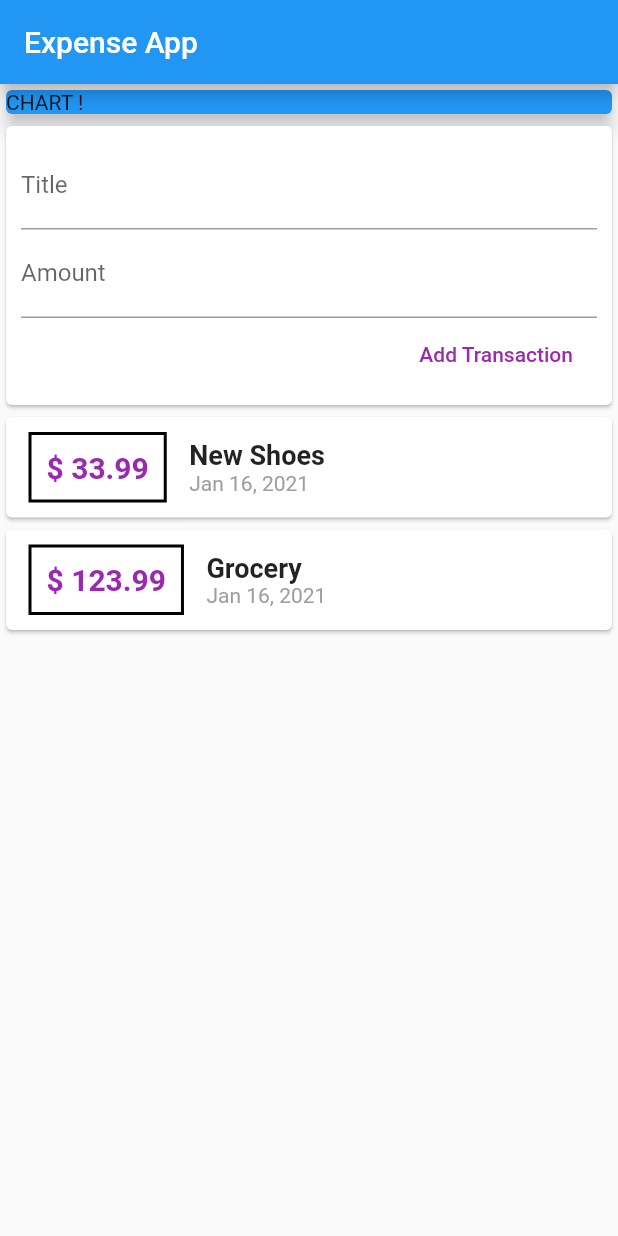
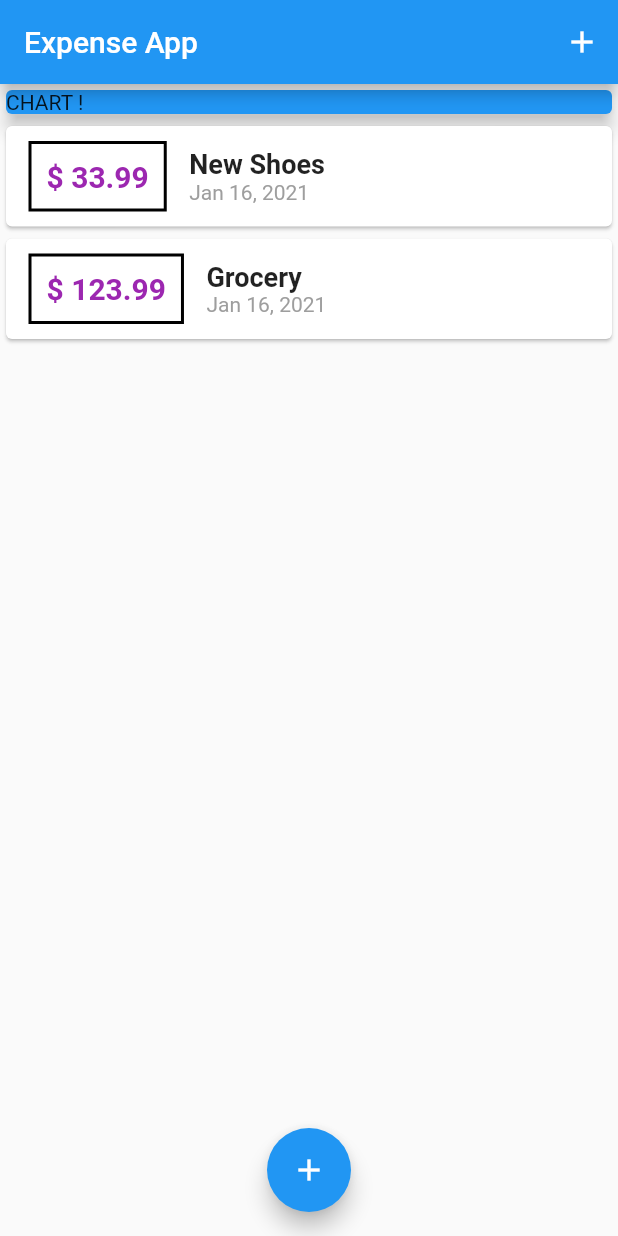
Before and after one commit to msaif2920/Flutter, a Flutter app: the screen it shows after launch, on a phone screen of 412 x 824 dp. Run offline on Flutter 3.47's test engine with Material 2 defaults, Android fonts, the phone set to English and light mode, and no system bars.

Commit message:
Added a modal so when user clicks on the add button it brings up a input sheet

```diff
--- a/expense_app/lib/main.dart
+++ b/expense_app/lib/main.dart
@@ -1,6 +1,7 @@
+import 'package:expense_app/widgets/transaction_list.dart';
+import 'package:expense_app/widgets/new_transaction.dart';
+import "./models/transaction.dart";
 import 'package:flutter/material.dart';
-import "package:intl/intl.dart";
-import "./transaction.dart";
 
 void main() {
   runApp(MyApp());
@@ -8,30 +9,61 @@ void main() {
 
 class MyApp extends StatelessWidget {
   @override
-  Widget build(BuildContext context) {
+  Widget build(BuildContext ctx) {
     return MaterialApp(
-      title: 'Flutter Demo',
+      title: "Expense App",
       home: MyHomePage(),
     );
   }
 }
 
-class MyHomePage extends StatelessWidget {
-  final List<Transaction> transactions = [
+class MyHomePage extends StatefulWidget {
+  @override
+  _MyHomePageState createState() => _MyHomePageState();
+}
+
+class _MyHomePageState extends State<MyHomePage> {
+  final List<Transaction> _userTransactions = [
     Transaction(
         id: "t1", title: "New Shoes", amount: 33.99, date: DateTime.now()),
     Transaction(
         id: "t2", title: "Grocery", amount: 123.99, date: DateTime.now())
   ];
 
-  String titleInput;
-  String amountInput;
+  void _addNewTransaction(String title, double amount) {
+    final newTx = Transaction(
+        id: DateTime.now().toString(),
+        title: title,
+        amount: amount,
+        date: DateTime.now());
+
+    setState(() {
+      _userTransactions.add(newTx);
+    });
+  }
+
+  void startAddNewTransaction(BuildContext ctx) {
+    showModalBottomSheet(
+        context: ctx,
+        builder: (_) {
+          return GestureDetector(
+            onTap: () {},
+            child: NewTransaction(_addNewTransaction),
+            behavior: HitTestBehavior.opaque,
+          );
+        });
+  }
 
   @override
   Widget build(BuildContext context) {
     return Scaffold(
       appBar: AppBar(
         title: Text("Expense App"),
+        actions: <Widget>[
+          IconButton(
+              icon: Icon(Icons.add),
+              onPressed: () => startAddNewTransaction(context))
+        ],
       ),
       body: Column(
           //mainAxisAlignment: MainAxisAlignment.spaceAround,
@@ -45,61 +77,13 @@ class MyHomePage extends StatelessWidget {
                 elevation: 5,
               ),
             ),
-            Card(
-              child: Container(
-                padding: EdgeInsets.all(10),
-                child: Column(
-                  crossAxisAlignment: CrossAxisAlignment.end,
-                  children: <Widget>[
-                    TextField(
-                      decoration: InputDecoration(labelText: "Title"),
-                      onChanged: (value) {
-                        titleInput = value;
-                      },
-                    ),
-                    TextField(
-                        onChanged: (value) {
-                          amountInput = value;
-                        },
-                        decoration: InputDecoration(labelText: "Amount")),
-                    FlatButton(
-                        onPressed: () {},
-                        child: Text("Add Transaction"),
-                        textColor: Colors.purple),
-                  ],
-                ),
-              ),
-            ),
-            Column(
-                children: transactions.map((tx) {
-              return Card(
-                  child: Row(children: <Widget>[
-                Container(
-                  margin: EdgeInsets.symmetric(vertical: 10, horizontal: 15),
-                  padding: EdgeInsets.all(10),
-                  child: Text(
-                    "\$ ${tx.amount}",
-                    style: TextStyle(
-                        fontWeight: FontWeight.bold,
-                        fontSize: 20,
-                        color: Colors.purple),
-                  ),
-                  decoration: BoxDecoration(
-                      border: Border.all(color: Colors.black, width: 2)),
-                ),
-                Column(
-                  crossAxisAlignment: CrossAxisAlignment.start,
-                  children: <Widget>[
-                    Text(tx.title,
-                        style: TextStyle(
-                            fontSize: 18, fontWeight: FontWeight.bold)),
-                    Text(DateFormat.yMMMd().format(tx.date),
-                        style: TextStyle(color: Colors.grey))
-                  ],
-                )
-              ]));
-            }).toList())
+            TransactionList(_userTransactions)
           ]),
+      floatingActionButtonLocation: FloatingActionButtonLocation.centerFloat,
+      floatingActionButton: FloatingActionButton(
+        child: Icon(Icons.add),
+        onPressed: () => startAddNewTransaction(context),
+      ),
     );
   }
 }
--- /dev/null
+++ b/expense_app/lib/widgets/transaction_list.dart
@@ -0,0 +1,47 @@
+import 'package:expense_app/models/transaction.dart';
+import "package:flutter/material.dart";
+import "package:intl/intl.dart";
+
+class TransactionList extends StatelessWidget {
+  final List<Transaction> _userTransactions;
+
+  TransactionList(this._userTransactions);
+
+  @override
+  Widget build(BuildContext context) {
+    return Container(
+      height: 300,
+      child: ListView.builder(
+        itemBuilder: (ctx, index) {
+          return Card(
+              child: Row(children: <Widget>[
+            Container(
+              margin: EdgeInsets.symmetric(vertical: 10, horizontal: 15),
+              padding: EdgeInsets.all(10),
+              child: Text(
+                "\$ ${_userTransactions[index].amount.toStringAsFixed(2)}",
+                style: TextStyle(
+                    fontWeight: FontWeight.bold,
+                    fontSize: 20,
+                    color: Colors.purple),
+              ),
+              decoration: BoxDecoration(
+                  border: Border.all(color: Colors.black, width: 2)),
+            ),
+            Column(
+              crossAxisAlignment: CrossAxisAlignment.start,
+              children: <Widget>[
+                Text(_userTransactions[index].title,
+                    style:
+                        TextStyle(fontSize: 18, fontWeight: FontWeight.bold)),
+                Text(DateFormat.yMMMd().format(_userTransactions[index].date),
+                    style: TextStyle(color: Colors.grey))
+              ],
+            )
+          ]));
+        },
+        itemCount: _userTransactions.length,
+      ),
+    );
+  }
+}
```
Also changed, not shown: expense_app/lib/widgets/new_transaction.dart (added, +58 -0 lines), expense_app/lib/models/transaction.dart (renamed from expense_app/lib/transaction.dart).
